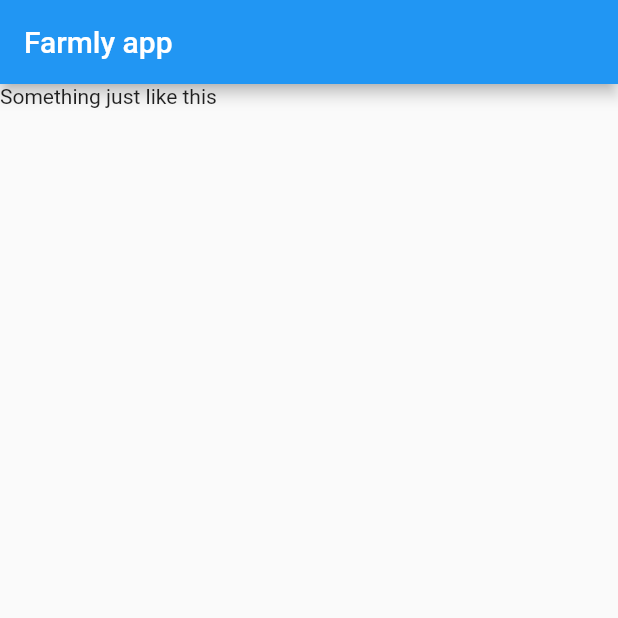
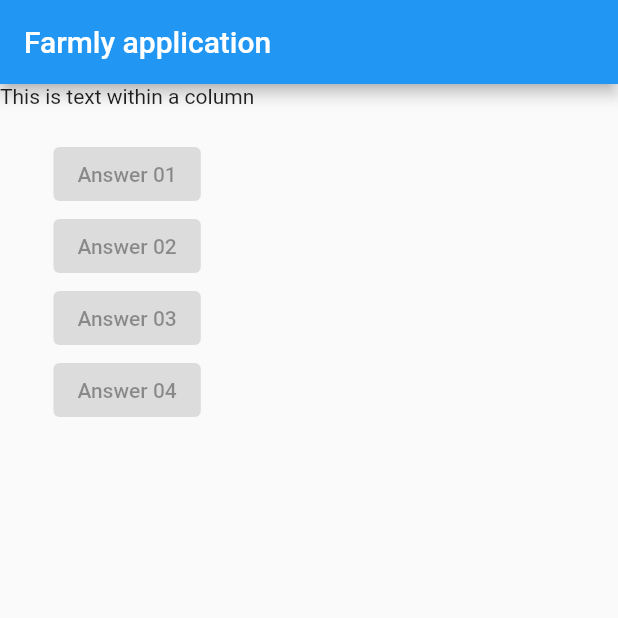
Before and after one commit to rahat7914/Flutter, a Flutter app: the screen it shows after launch, on a phone screen of 412 x 824 dp, the top half of it. Run offline on Flutter 3.47's test engine with Material 2 defaults, Android fonts, the phone set to English and light mode, and no system bars; missing offline and left inert: dart:html.

Commit message:
Add: Buttons in column

```diff
--- a/lib/main.dart
+++ b/lib/main.dart
@@ -24,6 +24,11 @@ class MyApp extends StatelessWidget {
   //build method is called whenever DART needs to show something on the screen.
   //build method will have a return type 'widget' because it returns widgets
   Widget build(BuildContext context) {
+    //add an backslash (\) while using (') in words. Example of List
+    var questions = [
+      'What\'s your favorite color?',
+      'What\'s your favorite animal?'
+    ];
     //MaterialApp() is a widget out here
     //Base setup to turn combination of widgets into a real app that can be rendered
     //MaterialApp will take 'Named arguments' no data passing, only by name
@@ -32,9 +37,36 @@ class MyApp extends StatelessWidget {
     return MaterialApp(
       home: Scaffold(
         appBar: AppBar(
-          title: Text('Farmly app'),
+          title: Text('Farmly application'),
         ),
-        body: Text('Something just like this'),
+        //body can't take more than one widget. If passed more than one, it will be like
+        //adding another positional argument in scaffold. But Scaffold does't take more.
+        //body: Text('This is going to be Farmly app'),
+        body: Column(
+          children: [
+            Text('This is text within a column'),
+            //Raised button is ElevatedButton
+            Padding(
+              padding: EdgeInsets.all(10),
+            ),
+            ElevatedButton(
+              onPressed: null,
+              child: Text('Answer 01'),
+            ),
+            ElevatedButton(
+              onPressed: null,
+              child: Text('Answer 02'),
+            ),
+            ElevatedButton(
+              onPressed: null,
+              child: Text('Answer 03'),
+            ),
+            ElevatedButton(
+              onPressed: null,
+              child: Text('Answer 04'),
+            ),
+          ],
+        ),
       ),
     );
   }
```
